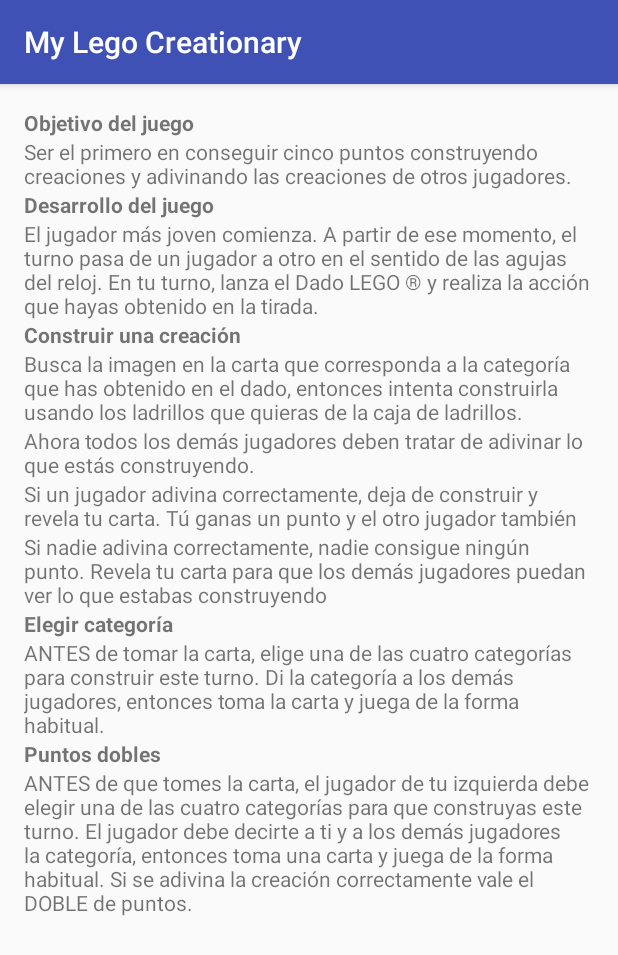
After one commit to gustavoberman/MyLegoCreationary, an Android app: the ReglasActivity screen opened directly, with no data from a screen before it, on a phone screen of 412 x 824 dp. The commit adds this screen. Shown: the top 955 px of the screen. Run offline under Robolectric (Android 15) with nearby library versions, the phone set to English and light mode, and no system bars.

Commit message:
Agregado el menu Agregadas las reglas  Agregado un tts para describir el dado

```diff
--- a/app/src/main/AndroidManifest.xml
+++ b/app/src/main/AndroidManifest.xml
@@ -15,6 +15,7 @@
                 <category android:name="android.intent.category.LAUNCHER" />
             </intent-filter>
         </activity>
+        <activity android:name=".ReglasActivity"></activity>
     </application>
 
 </manifest>
--- a/app/src/main/java/com/example/android/mylegocreationary/MainActivity.java
+++ b/app/src/main/java/com/example/android/mylegocreationary/MainActivity.java
@@ -1,16 +1,21 @@
 package com.example.android.mylegocreationary;
 
+import android.content.Intent;
 import android.content.res.Resources;
 import android.graphics.drawable.Drawable;
 import android.media.AudioManager;
 import android.media.SoundPool;
+import android.speech.tts.TextToSpeech;
 import android.support.v7.app.AppCompatActivity;
 import android.os.Bundle;
+import android.view.Menu;
+import android.view.MenuItem;
 import android.view.View;
 import android.view.animation.Animation;
 import android.view.animation.AnimationUtils;
 import android.widget.ImageView;
 import android.widget.TextView;
+import android.widget.Toast;
 
 import java.util.Random;
 
@@ -21,8 +26,10 @@ public class MainActivity extends AppCompatActivity {
     int sound_id;        //Used to control sound stream return by SoundPool
     private int[] dadoArray = {R.drawable.dice1, R.drawable.dice2, R.drawable.dice3, R.drawable.dice4, R.drawable.dice5, R.drawable.dice6};
     private int[] cartasArray = {R.drawable.lego_03, R.drawable.lego_04, R.drawable.lego_05, R.drawable.lego_06, R.drawable.lego_07, R.drawable.lego_08, R.drawable.lego_09, R.drawable.lego_10, R.drawable.lego_11, R.drawable.lego_12, R.drawable.lego_13, R.drawable.lego_14, R.drawable.lego_15, R.drawable.lego_16, R.drawable.lego_17, R.drawable.lego_18, R.drawable.lego_19, R.drawable.lego_20, R.drawable.lego_21, R.drawable.lego_22, R.drawable.lego_23, R.drawable.lego_24, R.drawable.lego_25, R.drawable.lego_26, R.drawable.lego_27, R.drawable.lego_28, R.drawable.lego_29, R.drawable.lego_30, R.drawable.lego_31, R.drawable.lego_32, R.drawable.lego_33};
+    String[] dadoNombre = {"Elegir categoría", "Cosas", "Naturaleza", "Puntos dobles", "Edificios", "Vehículos"};
+    int rDado, rCarta;
 
-    int rDado, rCarta;
+    TextToSpeech t1;
 
 
     @Override
@@ -32,6 +39,19 @@ public class MainActivity extends AppCompatActivity {
 
         //load dice sound
         sound_id = dice_sound.load(this, R.raw.shake_dice, 1);
+
+        //tts
+        t1 = new TextToSpeech(getApplicationContext(), new TextToSpeech.OnInitListener() {
+            @Override
+            public void onInit(int status) {
+                if (status != TextToSpeech.ERROR) {
+                    //String resultado = t1.getLanguage().toString();
+                    //String resultado = (String) status;
+                    //Toast.makeText(getApplicationContext(), resultado, Toast.LENGTH_SHORT).show();
+                    //t1.setLanguage(Locale.es_ES);
+                }
+            }
+        });
 
         //recuperar el estado si viene de una vista anterior
         if (savedInstanceState != null) {
@@ -49,6 +69,27 @@ public class MainActivity extends AppCompatActivity {
     public void onSaveInstanceState(Bundle savedInstanceState) {
         savedInstanceState.putInt("dado", rDado);
         savedInstanceState.putInt("carta", rCarta);
+    }
+
+
+    @Override
+    public boolean onCreateOptionsMenu(Menu menu) {
+        //Inflate menu
+        getMenuInflater().inflate(R.menu.menu_main, menu);
+        return super.onCreateOptionsMenu(menu);
+    }
+
+    @Override
+    public boolean onOptionsItemSelected(MenuItem item) {
+        switch (item.getItemId()) {
+            case R.id.action_reglas:
+                //code to run
+                Intent intent = new Intent(this, ReglasActivity.class);
+                startActivity(intent);
+                return true;
+            default:
+                return super.onOptionsItemSelected(item);
+        }
     }
 
     public void lanzarDado(View view) {
@@ -71,8 +112,18 @@ public class MainActivity extends AppCompatActivity {
         mostrarCarta.startAnimation(rotate);
         mostrarCarta.setImageResource(cartasArray[rCarta]);
 
+        //nombrar resultado dado
+        t1.speak(dadoNombre[rDado], TextToSpeech.QUEUE_FLUSH, null);
 
     }
 
+    //tts
+    public void onPause() {
+        if (t1 != null) {
+            t1.stop();
+            t1.shutdown();
+        }
+        super.onPause();
+    }
 
 }
--- /dev/null
+++ b/app/src/main/java/com/example/android/mylegocreationary/ReglasActivity.java
@@ -0,0 +1,13 @@
+package com.example.android.mylegocreationary;
+
+import android.support.v7.app.AppCompatActivity;
+import android.os.Bundle;
+
+public class ReglasActivity extends AppCompatActivity {
+
+    @Override
+    protected void onCreate(Bundle savedInstanceState) {
+        super.onCreate(savedInstanceState);
+        setContentView(R.layout.activity_reglas);
+    }
+}
--- /dev/null
+++ b/app/src/main/res/layout/activity_reglas.xml
@@ -0,0 +1,89 @@
+<?xml version="1.0" encoding="utf-8"?>
+<ScrollView xmlns:android="http://schemas.android.com/apk/res/android"
+    xmlns:tools="http://schemas.android.com/tools"
+    android:id="@+id/activity_reglas"
+    android:layout_width="match_parent"
+    android:layout_height="match_parent"
+    android:paddingBottom="@dimen/activity_vertical_margin"
+    android:paddingLeft="@dimen/activity_horizontal_margin"
+    android:paddingRight="@dimen/activity_horizontal_margin"
+    android:paddingTop="@dimen/activity_vertical_margin"
+    tools:context="com.example.android.mylegocreationary.ReglasActivity">
+
+    <LinearLayout
+        android:layout_width="match_parent"
+        android:layout_height="wrap_content"
+        android:orientation="vertical">
+
+        <TextView
+            android:layout_width="match_parent"
+            android:layout_height="wrap_content"
+            android:textStyle="bold"
+            android:text="Objetivo del juego" />
+
+        <TextView
+            android:layout_width="match_parent"
+            android:layout_height="wrap_content"
+            android:text="Ser el primero en conseguir cinco puntos construyendo creaciones y adivinando las creaciones de otros jugadores." />
+
+        <TextView
+            android:layout_width="match_parent"
+            android:layout_height="wrap_content"
+            android:textStyle="bold"
+            android:text="Desarrollo del juego" />
+
+        <TextView
+            android:layout_width="match_parent"
+            android:layout_height="wrap_content"
+            android:text="El jugador más joven comienza. A partir de ese momento, el turno pasa de un jugador a otro en el sentido de las agujas del reloj. En tu turno, lanza el Dado LEGO ® y realiza la acción que hayas obtenido en la tirada." />
+
+        <TextView
+            android:layout_width="match_parent"
+            android:layout_height="wrap_content"
+            android:textStyle="bold"
+            android:text="Construir una creación" />
+        <TextView
+            android:layout_width="match_parent"
+            android:layout_height="wrap_content"
+            android:text="Busca la imagen en la carta que corresponda a la categoría que has obtenido en el dado, entonces intenta construirla usando los ladrillos que quieras de la caja de ladrillos." />
+
+        <TextView
+            android:layout_width="match_parent"
+            android:layout_height="wrap_content"
+            android:text="Ahora todos los demás jugadores deben tratar de adivinar lo que estás construyendo." />
+        <TextView
+            android:layout_width="match_parent"
+            android:layout_height="wrap_content"
+            android:text="Si un jugador adivina correctamente, deja de construir y revela tu carta. Tú ganas un punto y el otro jugador también" />
+        <TextView
+            android:layout_width="match_parent"
+            android:layout_height="wrap_content"
+            android:text="Si nadie adivina correctamente, nadie consigue ningún punto. Revela tu carta para que los demás jugadores puedan ver lo que estabas construyendo" />
+        <TextView
+            android:layout_width="match_parent"
+            android:layout_height="wrap_content"
+            android:textStyle="bold"
+            android:text="Elegir categoría" />
+        <TextView
+            android:layout_width="match_parent"
+            android:layout_height="wrap_content"
+            android:text="ANTES de tomar la carta, elige una de las cuatro categorías para construir este
+turno. Di la categoría a los demás jugadores, entonces toma la carta y juega de la forma habitual." />
+
+        <TextView
+            android:layout_width="match_parent"
+            android:layout_height="wrap_content"
+            android:textStyle="bold"
+            android:text="Puntos dobles" />
+        <TextView
+            android:layout_width="match_parent"
+            android:layout_height="wrap_content"
+            android:text="ANTES de que tomes la carta, el jugador de tu izquierda debe elegir una de las
+cuatro categorías para que construyas este turno. El jugador debe decirte a ti y
+a los demás jugadores la categoría, entonces toma una carta y juega de la forma
+habitual. Si se adivina la creación correctamente vale el DOBLE de puntos."></TextView>
+
+
+
+    </LinearLayout>
+</ScrollView>
--- /dev/null
+++ b/app/src/main/res/menu/menu_main.xml
@@ -0,0 +1,12 @@
+<?xml version="1.0" encoding="utf-8"?>
+<menu xmlns:android="http://schemas.android.com/apk/res/android"
+xmlns:tools="http://schemas.android.com/tools"
+xmlns:app="http://schemas.android.com/apk/res-auto"
+tools:context=".MainActivity">
+
+    <item android:id="@+id/action_reglas"
+    android:title="@string/action_reglas"
+    android:orderInCategory="100"
+    app:showAsAction="never" />
+
+</menu>
--- a/app/src/main/res/values/strings.xml
+++ b/app/src/main/res/values/strings.xml
@@ -1,3 +1,4 @@
 <resources>
     <string name="app_name">My Lego Creationary</string>
+    <string name="action_reglas">Reglas</string>
 </resources>
```
